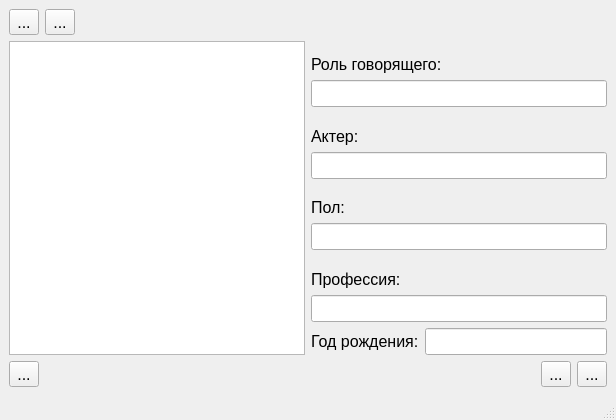
CuriousCrow/qt_simple_scripter, file qspeakerwindow.ui: the form before one commit.
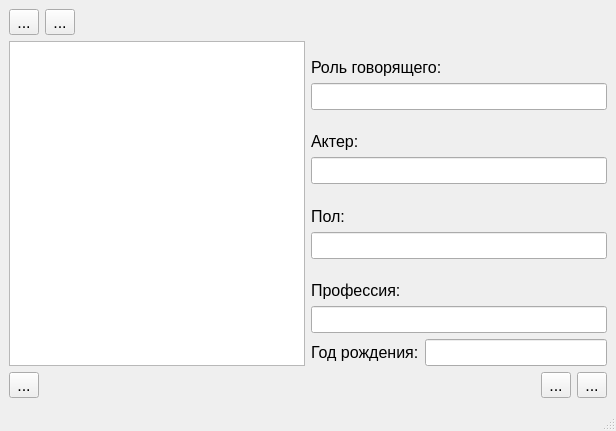
The form after the commit. Icons and pictures are not drawn.

What changed in the file:
```diff
--- a/qspeakerwindow.ui
+++ b/qspeakerwindow.ui
@@ -7,7 +7,7 @@
     <x>0</x>
     <y>0</y>
     <width>616</width>
-    <height>420</height>
+    <height>431</height>
    </rect>
   </property>
   <property name="font">
```
Left out of the diff: 14 changed lines with no effect on the pictures.
